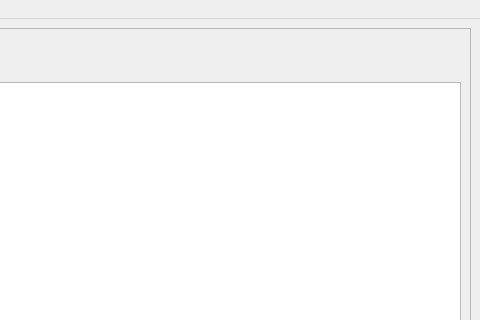
This is ui/main.ui in mitko8009/mitko-s-Music-Bot as Qt 5 draws it before an edit; both pictures show x 160 to 640 and y 0 to 320 of the 640 by 450 pixel window. The edited form follows.
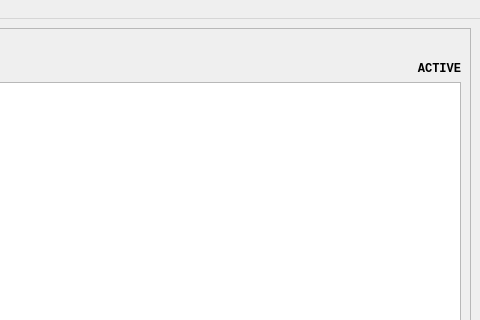
This is the edited form.

Commit message: feat(GUI): Improved interface

Patch:
```diff
--- a/ui/main.ui
+++ b/ui/main.ui
@@ -83,6 +83,24 @@
            </property>
           </widget>
          </item>
+         <item>
+          <widget class="QLabel" name="label_active">
+           <property name="font">
+            <font>
+             <family>Consolas</family>
+             <pointsize>9</pointsize>
+             <weight>75</weight>
+             <bold>true</bold>
+            </font>
+           </property>
+           <property name="text">
+            <string>ACTIVE</string>
+           </property>
+           <property name="alignment">
+            <set>Qt::AlignRight|Qt::AlignTrailing|Qt::AlignVCenter</set>
+           </property>
+          </widget>
+         </item>
         </layout>
        </item>
        <item>
```
Left out of the diff: 7 changed lines with no effect on the pictures. Lines whose indentation alone changed are shown as unchanged. The commit also changes 4 other files.
